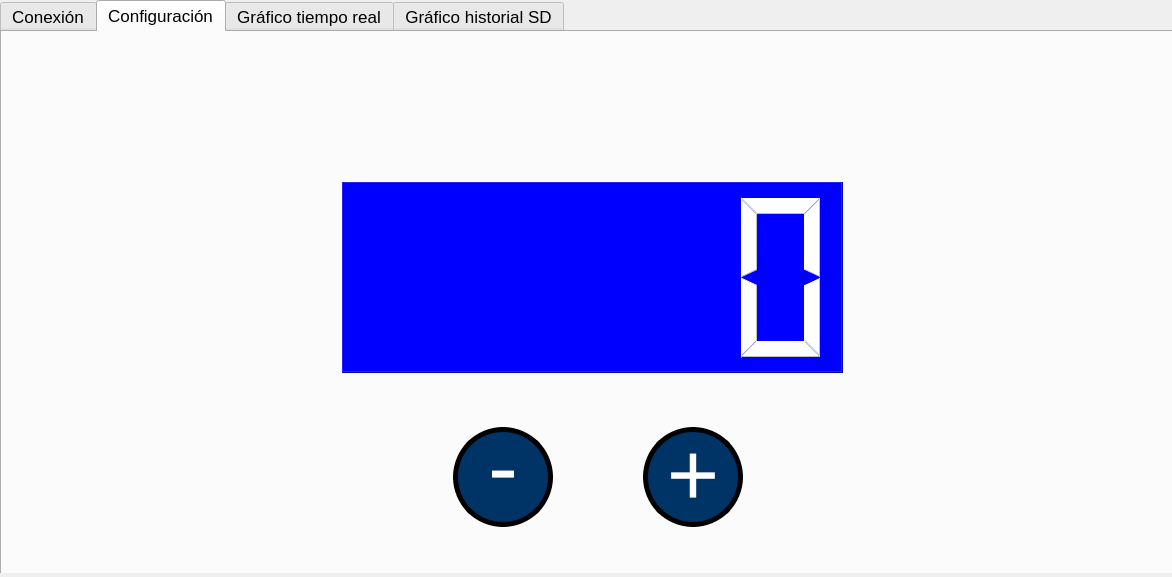
Above: GUI/mainwindow.ui from taosoft/TPO before the change. Below: the same form after it.
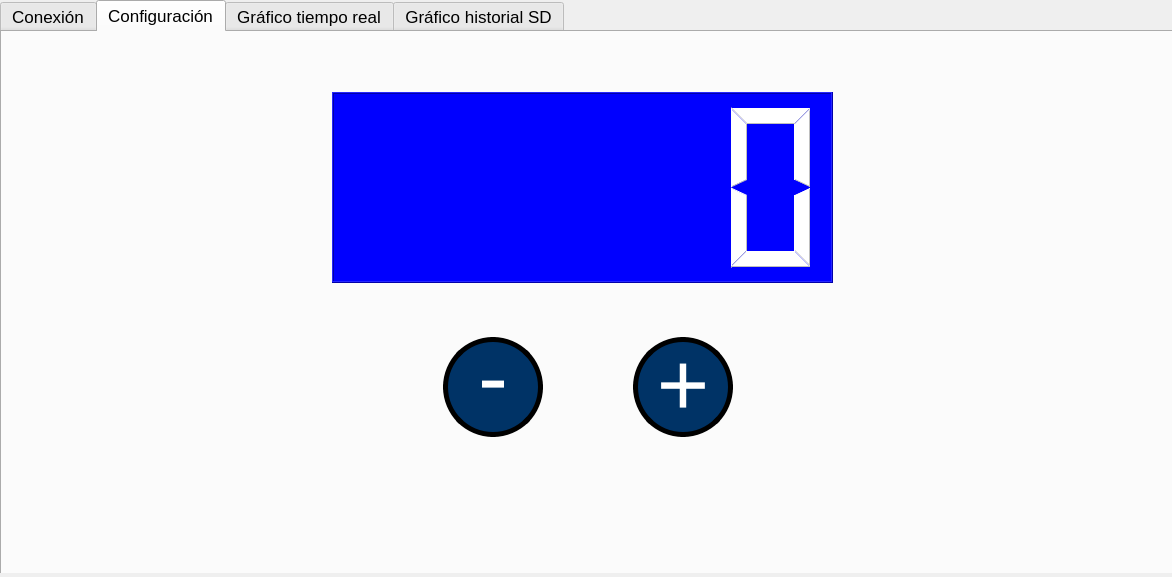
That is the form after the change. The open tabs and pages were chosen to show the change. Custom widgets are drawn as their Qt base class.

Commit message:
Detalles comentarios y esctructura código
Renombre de directorio ESP8266

Patch:
```diff
--- a/GUI/mainwindow.ui
+++ b/GUI/mainwindow.ui
@@ -160,8 +160,8 @@
      <widget class="QLCDNumber" name="lcdTemp">
       <property name="geometry">
        <rect>
-        <x>340</x>
-        <y>150</y>
+        <x>330</x>
+        <y>60</y>
         <width>501</width>
         <height>191</height>
        </rect>
@@ -189,8 +189,8 @@
      <widget class="QWidget" name="layoutWidget">
       <property name="geometry">
        <rect>
-        <x>440</x>
-        <y>380</y>
+        <x>430</x>
+        <y>290</y>
         <width>302</width>
         <height>131</height>
        </rect>
```
Left out of the diff: 2 changed lines with no effect on the pictures. The commit also changes 2 other files.
